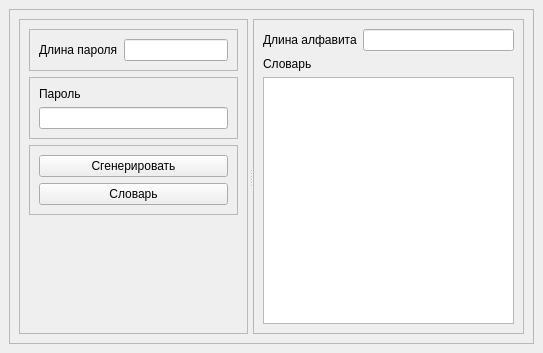
Old version of the form uis/main_wnd.ui in the repository NerdSmith/lab1_bmil.
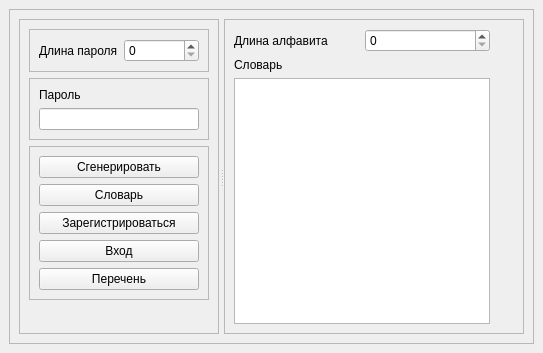
New version of the form.

Patch:
```diff
--- a/uis/main_wnd.ui
+++ b/uis/main_wnd.ui
@@ -75,7 +75,7 @@
                </widget>
               </item>
               <item row="0" column="1">
-               <widget class="QLineEdit" name="lineEdit_2"/>
+               <widget class="QSpinBox" name="password_len_inp"/>
               </item>
              </layout>
             </widget>
@@ -97,7 +97,14 @@
                </widget>
               </item>
               <item>
-               <widget class="QLineEdit" name="lineEdit_3"/>
+               <widget class="QLineEdit" name="password_inp">
+                <property name="enabled">
+                 <bool>true</bool>
+                </property>
+                <property name="readOnly">
+                 <bool>true</bool>
+                </property>
+               </widget>
               </item>
              </layout>
             </widget>
@@ -125,6 +132,27 @@
                 </property>
                </widget>
               </item>
+              <item>
+               <widget class="QPushButton" name="signup_btn">
+                <property name="text">
+                 <string>Зарегистрироваться</string>
+                </property>
+               </widget>
+              </item>
+              <item>
+               <widget class="QPushButton" name="login_btn">
+                <property name="text">
+                 <string>Вход</string>
+                </property>
+               </widget>
+              </item>
+              <item>
+               <widget class="QPushButton" name="list_auth_btn">
+                <property name="text">
+                 <string>Перечень</string>
+                </property>
+               </widget>
+              </item>
              </layout>
             </widget>
            </item>
@@ -152,7 +180,7 @@
           </property>
           <layout class="QGridLayout" name="gridLayout_3">
            <item row="0" column="1">
-            <widget class="QLineEdit" name="lineEdit"/>
+            <widget class="QSpinBox" name="alphabet_len_inp_2"/>
            </item>
            <item row="0" column="0">
             <widget class="QLabel" name="label_2">
@@ -161,16 +189,16 @@
              </property>
             </widget>
            </item>
-           <item row="2" column="0" colspan="2">
-            <widget class="QListView" name="listView"/>
-           </item>
-           <item row="1" column="0" colspan="2">
+           <item row="1" column="0" colspan="3">
             <widget class="QLabel" name="label_3">
              <property name="text">
               <string>Словарь</string>
              </property>
             </widget>
            </item>
+           <item row="2" column="0" colspan="2">
+            <widget class="QListWidget" name="alphabet_list_view"/>
+           </item>
           </layout>
          </widget>
         </widget>
```
Left out of the diff: 4 changed lines with no effect on the pictures.
